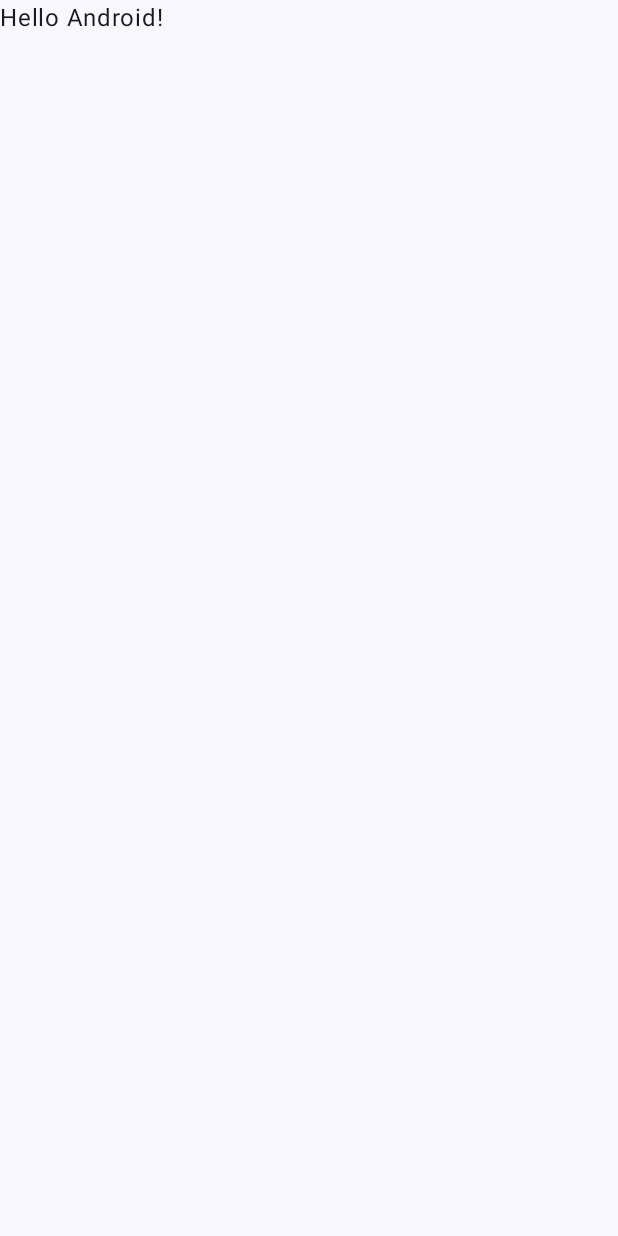
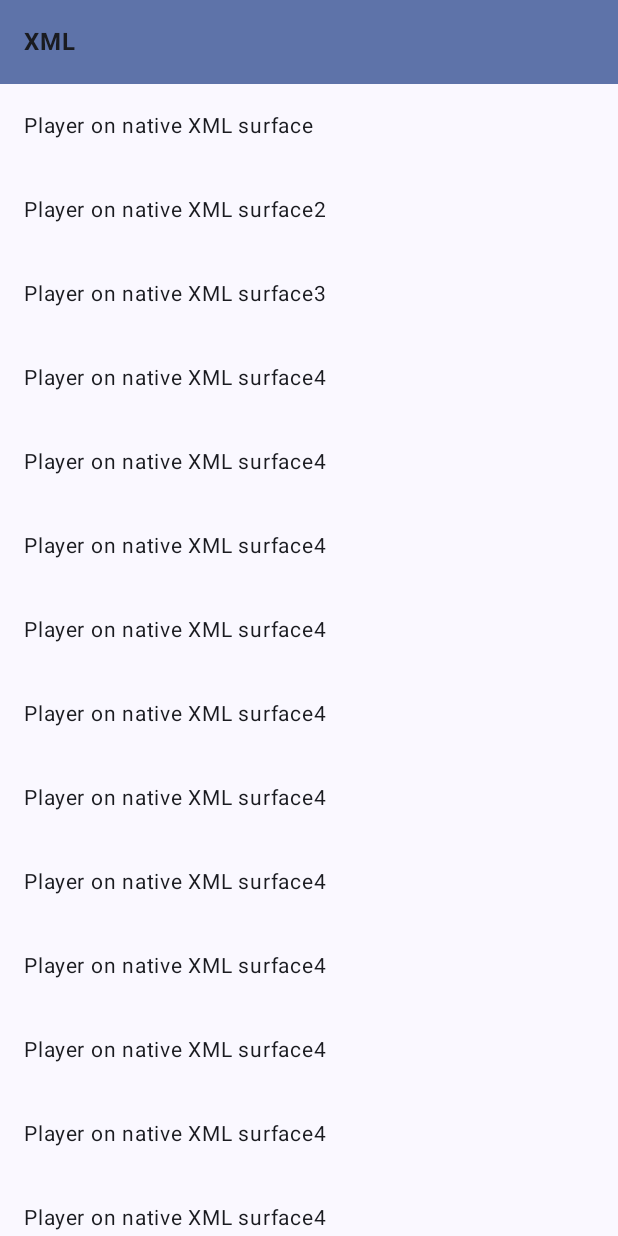
Before and after one commit to jiahaoliuliu/ExoplayerSample, an Android app built with Jetpack Compose: the screen it shows after launch (MainActivity), on a phone screen of 412 x 824 dp. Before the commit the screen is almost empty. Run offline under Robolectric (Android 15) with nearby library versions, the phone set to English and light mode, and no system bars.

Commit message:
Created a simple list of navigation with sticky header on the main screen

```diff
--- a/app/src/main/java/com/example/exoplayersample/MainActivity.kt
+++ b/app/src/main/java/com/example/exoplayersample/MainActivity.kt
@@ -4,24 +4,32 @@ import android.os.Bundle
 import androidx.activity.ComponentActivity
 import androidx.activity.compose.setContent
 import androidx.activity.enableEdgeToEdge
+import androidx.compose.foundation.ExperimentalFoundationApi
+import androidx.compose.foundation.background
 import androidx.compose.foundation.layout.fillMaxSize
+import androidx.compose.foundation.layout.fillMaxWidth
 import androidx.compose.foundation.layout.padding
+import androidx.compose.foundation.lazy.LazyColumn
+import androidx.compose.foundation.lazy.items
+import androidx.compose.material3.MaterialTheme
 import androidx.compose.material3.Scaffold
 import androidx.compose.material3.Text
 import androidx.compose.runtime.Composable
 import androidx.compose.ui.Modifier
-import androidx.compose.ui.tooling.preview.Preview
+import androidx.compose.ui.text.font.FontWeight
+import androidx.compose.ui.unit.dp
+import androidx.compose.ui.unit.sp
 import com.example.exoplayersample.ui.theme.ExoplayerSampleTheme
 
+@ExperimentalFoundationApi
 class MainActivity : ComponentActivity() {
     override fun onCreate(savedInstanceState: Bundle?) {
         super.onCreate(savedInstanceState)
-        enableEdgeToEdge()
         setContent {
             ExoplayerSampleTheme {
                 Scaffold(modifier = Modifier.fillMaxSize()) { innerPadding ->
-                    Greeting(
-                        name = "Android",
+                    NavigationList(
+                        navigationGroupsList = navigationItemsList,
                         modifier = Modifier.padding(innerPadding)
                     )
                 }
@@ -30,18 +38,105 @@ class MainActivity : ComponentActivity() {
     }
 }
 
+@ExperimentalFoundationApi
 @Composable
-fun Greeting(name: String, modifier: Modifier = Modifier) {
+private fun NavigationList(
+    navigationGroupsList: List<NavigationGroup>,
+    modifier: Modifier = Modifier) {
+    LazyColumn (modifier = modifier) {
+        navigationGroupsList.forEach { navigationGroup ->
+            stickyHeader {
+                NavigationGroupHeaderView(category = navigationGroup.category)
+            }
+            items(navigationGroup.navigationItemsList) { navigationItem ->
+                NavigationGroupItemView(navigationItem)
+            }
+        }
+    }
+}
+
+enum class Category {
+    XML,
+    Compose
+}
+
+data class NavigationItem(
+    val category: Category,
+    val name: String
+)
+
+data class NavigationGroup(
+    val category: Category,
+    val navigationItemsList: List<NavigationItem>
+)
+
+@Composable
+private fun NavigationGroupHeaderView(
+    category: Category,
+    modifier: Modifier = Modifier
+) {
     Text(
-        text = "Hello $name!",
+        text = category.name,
+        fontSize = 16.sp,
+        fontWeight = FontWeight.Bold,
         modifier = modifier
+            .fillMaxWidth()
+            .background(MaterialTheme.colorScheme.primaryContainer)
+            .padding(16.dp)
     )
 }
 
-@Preview(showBackground = true)
 @Composable
-fun GreetingPreview() {
-    ExoplayerSampleTheme {
-        Greeting("Android")
-    }
+private fun NavigationGroupItemView(
+    navigationItem: NavigationItem,
+    modifier: Modifier = Modifier
+) {
+    Text(
+        text = navigationItem.name,
+        fontSize = 14.sp,
+        modifier = modifier
+            .fillMaxWidth()
+            .background(MaterialTheme.colorScheme.background)
+            .padding(16.dp)
+    )
 }
+
+val navigationItemsList = listOf (
+    NavigationItem(Category.XML, "Player on native XML surface"),
+    NavigationItem(Category.XML, "Player on native XML surface2"),
+    NavigationItem(Category.XML, "Player on native XML surface3"),
+    NavigationItem(Category.XML, "Player on native XML surface4"),
+    NavigationItem(Category.XML, "Player on native XML surface4"),
+    NavigationItem(Category.XML, "Player on native XML surface4"),
+    NavigationItem(Category.XML, "Player on native XML surface4"),
+    NavigationItem(Category.XML, "Player on native XML surface4"),
+    NavigationItem(Category.XML, "Player on native XML surface4"),
+    NavigationItem(Category.XML, "Player on native XML surface4"),
+    NavigationItem(Category.XML, "Player on native XML surface4"),
+    NavigationItem(Category.XML, "Player on native XML surface4"),
+    NavigationItem(Category.XML, "Player on native XML surface4"),
+    NavigationItem(Category.XML, "Player on native XML surface4"),
+    NavigationItem(Category.Compose, "Single player on compose"),
+    NavigationItem(Category.Compose, "Playlist on compose"),
+    NavigationItem(Category.Compose, "Playlist with vertical view pager"),
+    NavigationItem(Category.Compose, "Playlist with vertical view pager"),
+    NavigationItem(Category.Compose, "Playlist with vertical view pager"),
+    NavigationItem(Category.Compose, "Playlist with vertical view pager"),
+    NavigationItem(Category.Compose, "Playlist with vertical view pager"),
+    NavigationItem(Category.Compose, "Playlist with vertical view pager"),
+    NavigationItem(Category.Compose, "Playlist with vertical view pager"),
+    NavigationItem(Category.Compose, "Playlist with vertical view pager"),
+    NavigationItem(Category.Compose, "Playlist with vertical view pager"),
+    NavigationItem(Category.Compose, "Playlist with vertical view pager"),
+    NavigationItem(Category.Compose, "Playlist with vertical view pager"),
+    NavigationItem(Category.Compose, "Playlist with vertical view pager"),
+    NavigationItem(Category.Compose, "Playlist with vertical view pager"),
+    NavigationItem(Category.Compose, "Playlist with vertical view pager")
+).groupBy {
+    it.category
+}.map {
+    NavigationGroup(
+        category = it.key,
+        navigationItemsList = it.value
+    )
+}
```
